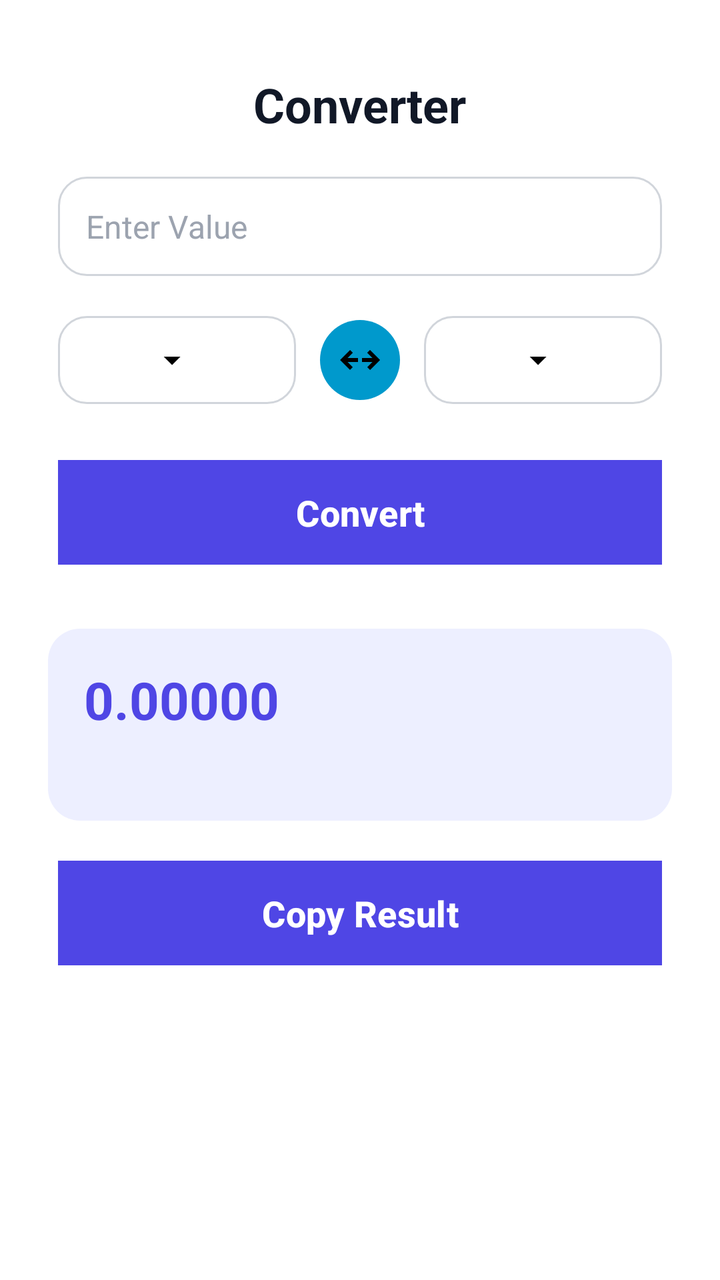
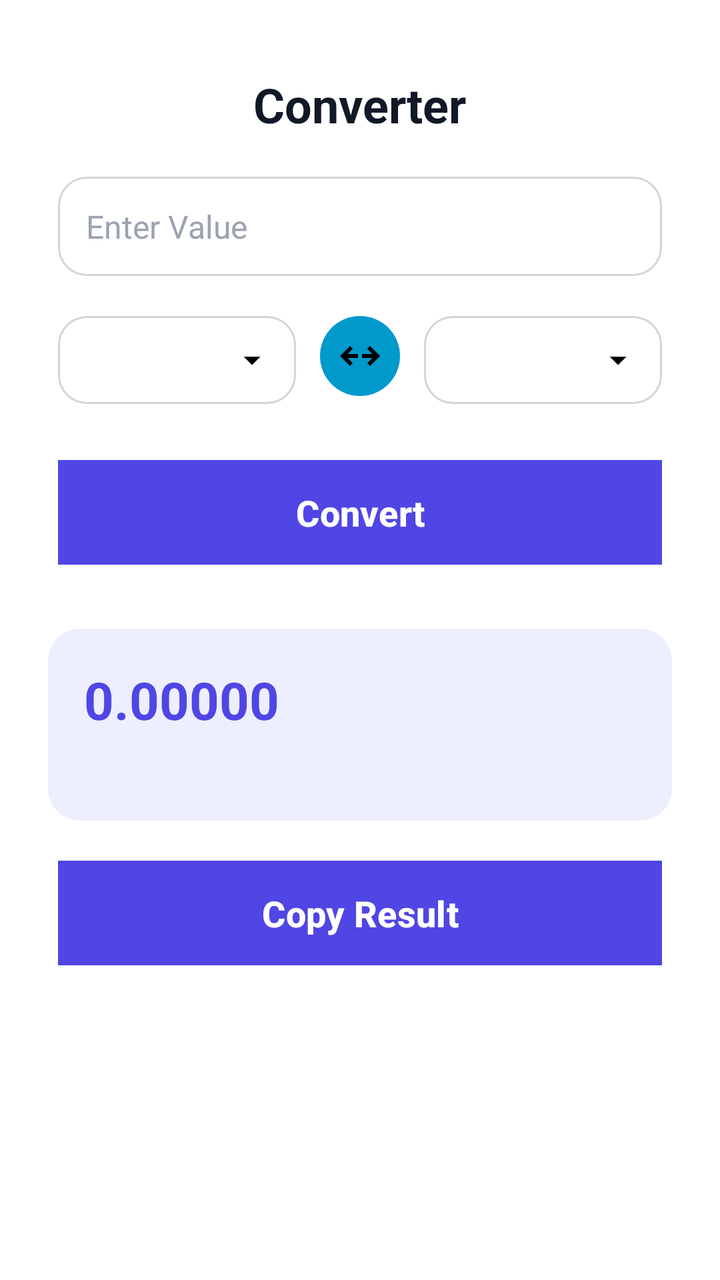

Compare the two renders of this Android layout. The source of the first and the diff that turns it into the second are given below.
<!-- AndroidManifest.xml: application theme Theme.UnitConverter -->
<!-- res/layout/activity_conversion.xml -->
<?xml version="1.0" encoding="utf-8"?>
<LinearLayout xmlns:android="http://schemas.android.com/apk/res/android"
    xmlns:app="http://schemas.android.com/apk/res-auto"
    xmlns:tools="http://schemas.android.com/tools"
    android:id="@+id/main"
    android:layout_width="match_parent"
    android:layout_height="match_parent"
    android:orientation="vertical"
    android:padding="24dp"
    android:background="@color/bg_main"
    tools:context=".conversion">

        <TextView
            android:id="@+id/title"
            android:layout_width="wrap_content"
            android:layout_height="wrap_content"
            android:text="Converter"
            android:layout_marginTop="12dp"
            android:textSize="24sp"
            android:textStyle="bold"
            android:textColor="@color/text_primary"
            android:layout_gravity="center"
            android:paddingBottom="20dp"
            />
        <EditText
            android:id="@+id/inputValue"
            android:layout_width="match_parent"
            android:layout_height="wrap_content"
            android:hint="Enter Value"
            android:inputType="numberDecimal"
            android:padding="14dp"
            android:textSize="16sp"
            android:layout_marginStart="5dp"
            android:layout_marginEnd="5dp"
            android:textColor="@color/text_primary"
            android:textColorHint="@color/text_secondary"
            android:background="@drawable/input_box" />

        <LinearLayout
            android:layout_width="match_parent"
            android:layout_height="wrap_content"
            android:orientation="horizontal"
            android:gravity="center"
            android:layout_marginTop="20dp">

            <Spinner
                android:id="@+id/fromUnit"
                android:layout_width="0dp"
                android:layout_height="wrap_content"
                android:layout_weight="3"
                android:padding="10dp"
                android:spinnerMode="dropdown"
                android:dropDownWidth="match_parent"
                android:background="@drawable/spinner_box"
                android:layout_marginStart="5dp"/>
            <ImageButton
                android:layout_width="40dp"
                android:layout_height="40dp"
                android:id="@+id/btnSwap"
                android:layout_marginLeft="12dp"
                android:layout_marginRight="12dp"
                android:background="@drawable/circle_bg"
                android:padding="10dp"
                android:src="@drawable/outline_arrows"/>

            <Spinner
                android:id="@+id/toUnit"
                android:layout_width="0dp"
                android:layout_height="wrap_content"
                android:layout_weight="3"
                android:padding="10dp"
                android:spinnerMode="dropdown"
                android:dropDownWidth="match_parent"
                android:background="@drawable/spinner_box"
                android:layout_marginEnd="5dp"
                />
        </LinearLayout>
        <com.google.android.material.button.MaterialButton
            android:id="@+id/btnConvert"
            android:layout_width="match_parent"
            android:layout_height="wrap_content"
            android:text="Convert"
            android:textStyle="bold"
            android:textSize="18sp"
            android:layout_marginTop="24dp"
            app:cornerRadius="0dp"
            android:backgroundTint="@color/primary"
            android:textColor="@color/bg_main"
            android:padding="14dp"
            android:layout_marginStart="5dp"
            android:layout_marginEnd="5dp"
            />

        <LinearLayout
            android:id="@+id/resultBox"
            android:layout_width="match_parent"
            android:layout_height="wrap_content"
            android:background="@drawable/result_box"
            android:padding="18dp"
            android:layout_marginTop="28dp"
            android:orientation="vertical">

            <TextView
                android:id="@+id/resultText"
                android:layout_width="wrap_content"
                android:layout_height="wrap_content"
                android:text="0.00000"
                android:textSize="26sp"
                android:textStyle="bold"
                android:background="@android:color/transparent"
                android:textColor="@color/primary" />

            <Space
                android:layout_width="wrap_content"
                android:layout_height="25dp"
                />
        </LinearLayout>

        <com.google.android.material.button.MaterialButton
            android:id="@+id/btnCopy"
            android:layout_width="match_parent"
            android:layout_height="wrap_content"
            android:text="Copy Result"
            android:textStyle="bold"
            android:textSize="18sp"
            android:layout_marginTop="16dp"
            app:cornerRadius="0dp"
            android:backgroundTint="@color/primary"
            android:textColor="@color/bg_main"
            android:padding="14dp"
            android:layout_gravity="center"
            android:layout_marginStart="5dp"
            android:layout_marginEnd="5dp"
            />

</LinearLayout>
<!-- resources referenced by this layout -->
<resources>
  <color name="bg_main">#FFFFFF</color>
  <color name="primary">#4F46E5</color>
  <color name="text_primary">#111827</color>
  <color name="text_secondary">#9CA3AF</color>
  <!-- drawable circle_bg (drawable) -->
  <?xml version="1.0" encoding="utf-8"?>
  <shape xmlns:android="http://schemas.android.com/apk/res/android">
      <solid android:color="#Ff0099cc"/>
      <corners android:radius="100dp"/>
  </shape>
  <!-- drawable input_box (drawable) -->
  <?xml version="1.0" encoding="utf-8"?>
  <shape xmlns:android="http://schemas.android.com/apk/res/android">
      <solid android:color="@color/bg_main"/>
      <stroke android:width="1dp" android:color="#D1D5DB"/>
      <corners android:radius="14dp"/>
  </shape>
  <!-- drawable outline_arrows (drawable) -->
  <vector xmlns:android="http://schemas.android.com/apk/res/android" android:height="24dp" android:tint="#000000" android:viewportHeight="960" android:viewportWidth="960" android:width="24dp">
        
      <path android:fillColor="@android:color/white"
          android:pathData="M680,680L624,624L727,520L520,520L520,440L727,440L624,336L680,280L880,480L680,680ZM280,680L80,480L280,280L336,336L233,440L440,440L440,520L233,520L336,624L280,680Z"/>
  
  </vector>
  <!-- drawable result_box (drawable) -->
  <?xml version="1.0" encoding="utf-8"?>
  <shape xmlns:android="http://schemas.android.com/apk/res/android">
      <solid android:color="#EDEFFF"/>
      <corners android:radius="16dp"/>
  </shape>
  <!-- drawable spinner_box (drawable) -->
  <?xml version="1.0" encoding="utf-8"?>
  <layer-list xmlns:android="http://schemas.android.com/apk/res/android">
  
      <item>
          <shape android:shape="rectangle">
              <solid android:color="@color/bg_main"/>
              <corners android:radius="14dp"/>
              <stroke android:width="1dp" android:color="#D1D5DB"/>
              <padding android:left="12dp" android:top="12dp" android:right="40dp" android:bottom="12dp"/>
          </shape>
      </item>
  
      <item
          android:drawable="@drawable/outline_arrow_drop_down_24"
          android:width="20dp"
          android:height="20dp"
          android:gravity="right|center_vertical"
          android:right="12dp"
          />
  
  </layer-list>
  <style name="Theme.UnitConverter" parent="Base.Theme.UnitConverter" />
  <!-- drawable outline_arrow_drop_down_24 (drawable) -->
  <vector xmlns:android="http://schemas.android.com/apk/res/android" android:height="16dp" android:tint="@color/back" android:viewportHeight="960" android:viewportWidth="960" android:width="16dp">
  
      <path android:fillColor="?attr/colorControlNormal" android:pathData="M480,600L280,400L680,400L480,600Z"/>
  
  </vector>
  <style name="Base.Theme.UnitConverter" parent="Theme.Material3.DayNight">
          
          
          <item name="colorPrimary">@color/primary</item>
          <item name="colorSecondary">@color/accent</item>
  
          <item name="android:windowBackground">@color/bg_main</item>
          <item name="android:textColorPrimary">@color/text_primary</item>
          <item name="android:textColorSecondary">@color/text_secondary</item>
  
          <item name="android:statusBarColor">@color/bg_main</item>
          <item name="android:navigationBarColor">@color/bg_main</item>
  
      </style>
  <color name="back">#000000</color>
  <color name="accent">#0099CC</color>
</resources>

<!-- the commit's change to res/layout/activity_conversion.xml (unified diff, before → after) -->
@@ -40,7 +40,6 @@
             android:layout_width="match_parent"
             android:layout_height="wrap_content"
             android:orientation="horizontal"
-            android:gravity="center"
             android:layout_marginTop="20dp">
 
             <Spinner
<!-- resource entries referenced after the edit -->
@@ -39,7 +39,7 @@
               <solid android:color="@color/bg_main"/>
               <corners android:radius="14dp"/>
               <stroke android:width="1dp" android:color="#D1D5DB"/>
-              <padding android:left="12dp" android:top="12dp" android:right="40dp" android:bottom="12dp"/>
+              <padding android:left="12dp" android:top="12dp" android:right="0dp" android:bottom="12dp"/>
           </shape>
       </item>
   
